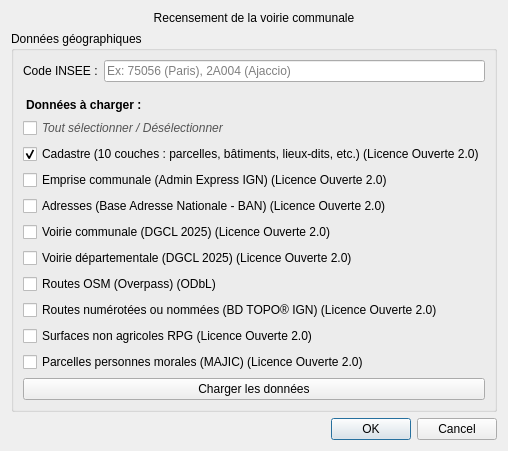
This is chemins_ruraux_dialog_base.ui in Cliath/voirie_communale as Qt 5 draws it before an edit. The edited form follows.
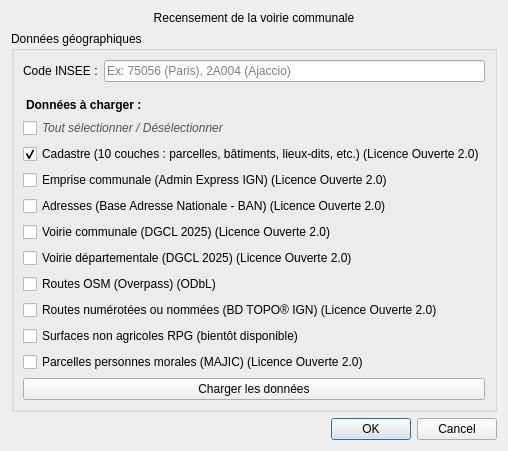
This is the edited form.

Diff of the .ui file:
```diff
--- a/chemins_ruraux_dialog_base.ui
+++ b/chemins_ruraux_dialog_base.ui
@@ -144,7 +144,7 @@
     <item>
      <widget class="QCheckBox" name="chkRpgSna">
       <property name="text">
-      <string>Surfaces non agricoles RPG (Licence Ouverte 2.0)</string>
+      <string>Surfaces non agricoles RPG (bientôt disponible)</string>
       </property>
       <property name="toolTip">
        <string>Charge les surfaces non agricoles (SNA) du Registre Parcellaire Graphique (RPG.LATEST:SNA) filtrées sur l'emprise de la commune</string>
```
Left out of the diff: 2 changed lines with no effect on the pictures.
